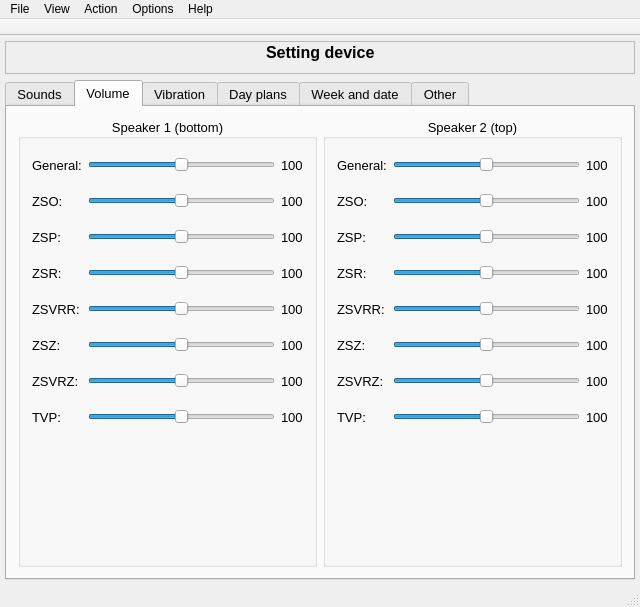
Old version of the form mainwindow.ui in the repository tuzhikov/ConfigSoundSetting.
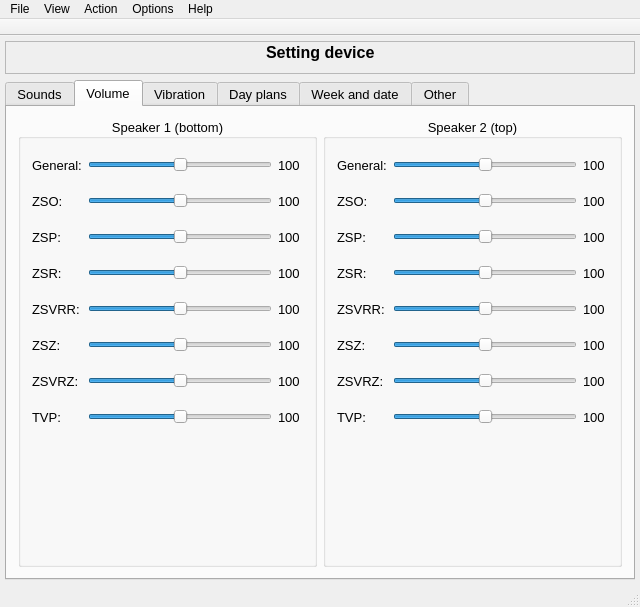
New version of the form. The open tabs and pages were chosen to show the change. Icons and pictures are not drawn.

```diff
--- a/mainwindow.ui
+++ b/mainwindow.ui
@@ -226,6 +226,9 @@
                      <property name="maximum">
                       <number>100</number>
                      </property>
+                     <property name="pageStep">
+                      <number>1</number>
+                     </property>
                      <property name="value">
                       <number>50</number>
                      </property>
@@ -236,6 +239,12 @@
                    </item>
                    <item row="0" column="2">
                     <widget class="QLabel" name="lb_general_spone">
+                     <property name="minimumSize">
+                      <size>
+                       <width>25</width>
+                       <height>0</height>
+                      </size>
+                     </property>
                      <property name="text">
                       <string>100</string>
                      </property>
@@ -262,6 +271,9 @@
                      <property name="singleStep">
                       <number>1</number>
                      </property>
+                     <property name="pageStep">
+                      <number>1</number>
+                     </property>
                      <property name="value">
                       <number>50</number>
                      </property>
@@ -272,6 +284,12 @@
                    </item>
                    <item row="1" column="2">
                     <widget class="QLabel" name="lb_one_zso">
+                     <property name="minimumSize">
+                      <size>
+                       <width>25</width>
+                       <height>0</height>
+                      </size>
+                     </property>
                      <property name="text">
                       <string>100</string>
                      </property>
@@ -298,6 +316,9 @@
                      <property name="singleStep">
                       <number>1</number>
                      </property>
+                     <property name="pageStep">
+                      <number>1</number>
+                     </property>
                      <property name="value">
                       <number>50</number>
                      </property>
@@ -308,6 +329,12 @@
                    </item>
                    <item row="2" column="2">
                     <widget class="QLabel" name="lb_one_zsp">
+                     <property name="minimumSize">
+                      <size>
+                       <width>25</width>
+                       <height>0</height>
+                      </size>
+                     </property>
                      <property name="text">
                       <string>100</string>
                      </property>
@@ -334,6 +361,9 @@
                      <property name="singleStep">
                       <number>1</number>
                      </property>
+                     <property name="pageStep">
+                      <number>1</number>
+                     </property>
                      <property name="value">
                       <number>50</number>
                      </property>
@@ -344,6 +374,12 @@
                    </item>
                    <item row="3" column="2">
                     <widget class="QLabel" name="lb_one_zsr">
+                     <property name="minimumSize">
+                      <size>
+                       <width>25</width>
+                       <height>0</height>
+                      </size>
+                     </property>
                      <property name="text">
                       <string>100</string>
                      </property>
@@ -370,6 +406,9 @@
                      <property name="singleStep">
                       <number>1</number>
                      </property>
+                     <property name="pageStep">
+                      <number>1</number>
+                     </property>
                      <property name="value">
                       <number>50</number>
                      </property>
@@ -380,6 +419,12 @@
                    </item>
                    <item row="4" column="2">
                     <widget class="QLabel" name="lb_one_zsvrr">
+                     <property name="minimumSize">
+                      <size>
+                       <width>25</width>
+                       <height>0</height>
+                      </size>
+                     </property>
                      <property name="text">
                       <string>100</string>
                      </property>
@@ -406,6 +451,9 @@
                      <property name="singleStep">
                       <number>1</number>
                      </property>
+                     <property name="pageStep">
+                      <number>1</number>
+                     </property>
                      <property name="value">
                       <number>50</number>
                      </property>
@@ -416,6 +464,12 @@
                    </item>
                    <item row="5" column="2">
                     <widget class="QLabel" name="lb_one_zsz">
+                     <property name="minimumSize">
+                      <size>
+                       <width>25</width>
+                       <height>0</height>
+                      </size>
+                     </property>
                      <property name="text">
                       <string>100</string>
                      </property>
@@ -442,6 +496,9 @@
                      <property name="singleStep">
                       <number>1</number>
                      </property>
+                     <property name="pageStep">
+                      <number>1</number>
+                     </property>
                      <property name="value">
                       <number>50</number>
                      </property>
@@ -452,6 +509,12 @@
                    </item>
                    <item row="6" column="2">
                     <widget class="QLabel" name="lb_one_zsvrz">
+                     <property name="minimumSize">
+                      <size>
+                       <width>25</width>
+                       <height>0</height>
+                      </size>
+                     </property>
                      <property name="text">
                       <string>100</string>
                      </property>
@@ -475,6 +538,9 @@
                      <property name="maximum">
                       <number>100</number>
                      </property>
+                     <property name="pageStep">
+                      <number>1</number>
+                     </property>
                      <property name="value">
                       <number>50</number>
                      </property>
@@ -485,6 +551,12 @@
                    </item>
                    <item row="7" column="2">
                     <widget class="QLabel" name="lb_one_tvp">
+                     <property name="minimumSize">
+                      <size>
+                       <width>25</width>
+                       <height>0</height>
+                      </size>
+                     </property>
                      <property name="text">
                       <string>100</string>
                      </property>
@@ -546,6 +618,9 @@
                      <property name="singleStep">
                       <number>1</number>
                      </property>
+                     <property name="pageStep">
+                      <number>1</number>
+                     </property>
                      <property name="value">
                       <number>50</number>
                      </property>
@@ -556,6 +631,12 @@
                    </item>
                    <item row="0" column="2">
                     <widget class="QLabel" name="lb_general_sptwo">
+                     <property name="minimumSize">
+                      <size>
+                       <width>25</width>
+                       <height>0</height>
+                      </size>
+                     </property>
                      <property name="text">
                       <string>100</string>
                      </property>
@@ -582,6 +663,9 @@
                      <property name="singleStep">
                       <number>1</number>
                      </property>
+                     <property name="pageStep">
+                      <number>1</number>
+                     </property>
                      <property name="value">
                       <number>50</number>
                      </property>
@@ -592,6 +676,12 @@
                    </item>
                    <item row="1" column="2">
                     <widget class="QLabel" name="lb_two_zso">
+                     <property name="minimumSize">
+                      <size>
+                       <width>25</width>
+                       <height>0</height>
+                      </size>
+                     </property>
                      <property name="text">
                       <string>100</string>
                      </property>
@@ -618,6 +708,9 @@
                      <property name="singleStep">
                       <number>1</number>
                      </property>
+                     <property name="pageStep">
+                      <number>1</number>
+                     </property>
                      <property name="value">
                       <number>50</number>
                      </property>
@@ -628,6 +721,12 @@
                    </item>
                    <item row="2" column="2">
                     <widget class="QLabel" name="lb_two_zsp">
+                     <property name="minimumSize">
+                      <size>
+                       <width>25</width>
+                       <height>0</height>
+                      </size>
+                     </property>
                      <property name="text">
                       <string>100</string>
                      </property>
@@ -654,6 +753,9 @@
                      <property name="singleStep">
                       <number>1</number>
                      </property>
+                     <property name="pageStep">
+                      <number>1</number>
+                     </property>
                      <property name="value">
                       <number>50</number>
                      </property>
@@ -664,6 +766,12 @@
                    </item>
                    <item row="3" column="2">
                     <widget class="QLabel" name="lb_two_zsr">
+                     <property name="minimumSize">
+                      <size>
+                       <width>25</width>
+                       <height>0</height>
+                      </size>
+                     </property>
                      <property name="text">
                       <string>100</string>
                      </property>
@@ -690,6 +798,9 @@
                      <property name="singleStep">
                       <number>1</number>
                      </property>
+                     <property name="pageStep">
+                      <number>1</number>
+                     </property>
                      <property name="value">
                       <number>50</number>
                      </property>
@@ -700,6 +811,12 @@
                    </item>
                    <item row="4" column="2">
                     <widget class="QLabel" name="lb_two_zsvrr">
+                     <property name="minimumSize">
+                      <size>
+                       <width>25</width>
+                       <height>0</height>
+                      </size>
+                     </property>
                      <property name="text">
                       <string>100</string>
                      </property>
@@ -726,6 +843,9 @@
                      <property name="singleStep">
                       <number>1</number>
                      </property>
+                     <property name="pageStep">
+                      <number>1</number>
+                     </property>
                      <property name="value">
                       <number>50</number>
                      </property>
@@ -736,6 +856,12 @@
                    </item>
                    <item row="5" column="2">
                     <widget class="QLabel" name="lb_two_zsz">
+                     <property name="minimumSize">
+                      <size>
+                       <width>25</width>
+                       <height>0</height>
+                      </size>
+                     </property>
                      <property name="text">
                       <string>100</string>
                      </property>
@@ -762,6 +888,9 @@
                      <property name="singleStep">
                       <number>1</number>
                      </property>
+                     <property name="pageStep">
+                      <number>1</number>
+                     </property>
                      <property name="value">
                       <number>50</number>
                      </property>
@@ -772,6 +901,12 @@
                    </item>
                    <item row="6" column="2">
                     <widget class="QLabel" name="lb_two_zsvrz">
+                     <property name="minimumSize">
+                      <size>
+                       <width>25</width>
+                       <height>0</height>
+                      </size>
+                     </property>
                      <property name="text">
                       <string>100</string>
                      </property>
@@ -795,6 +930,9 @@
                      <property name="maximum">
                       <number>100</number>
                      </property>
+                     <property name="pageStep">
+                      <number>1</number>
+                     </property>
                      <property name="value">
                       <number>50</number>
                      </property>
@@ -805,6 +943,12 @@
                    </item>
                    <item row="7" column="2">
                     <widget class="QLabel" name="lb_two_tvp">
+                     <property name="minimumSize">
+                      <size>
+                       <width>25</width>
+                       <height>0</height>
+                      </size>
+                     </property>
                      <property name="text">
                       <string>100</string>
                      </property>
```
Left out of the diff: 122 changed lines with no effect on the pictures.
